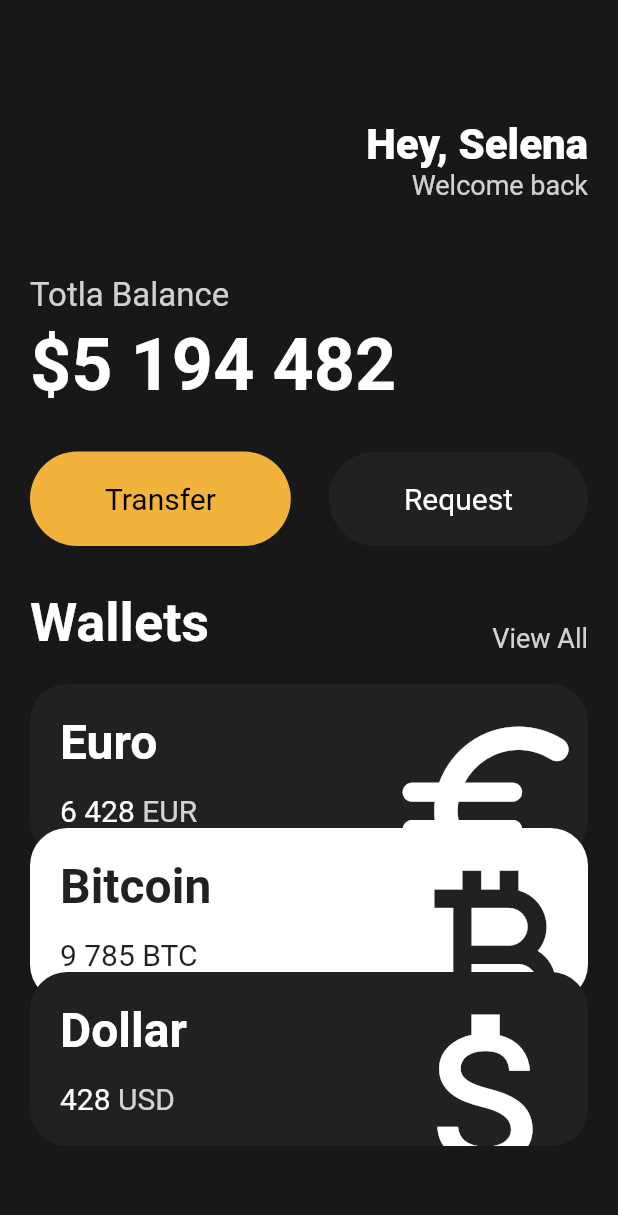
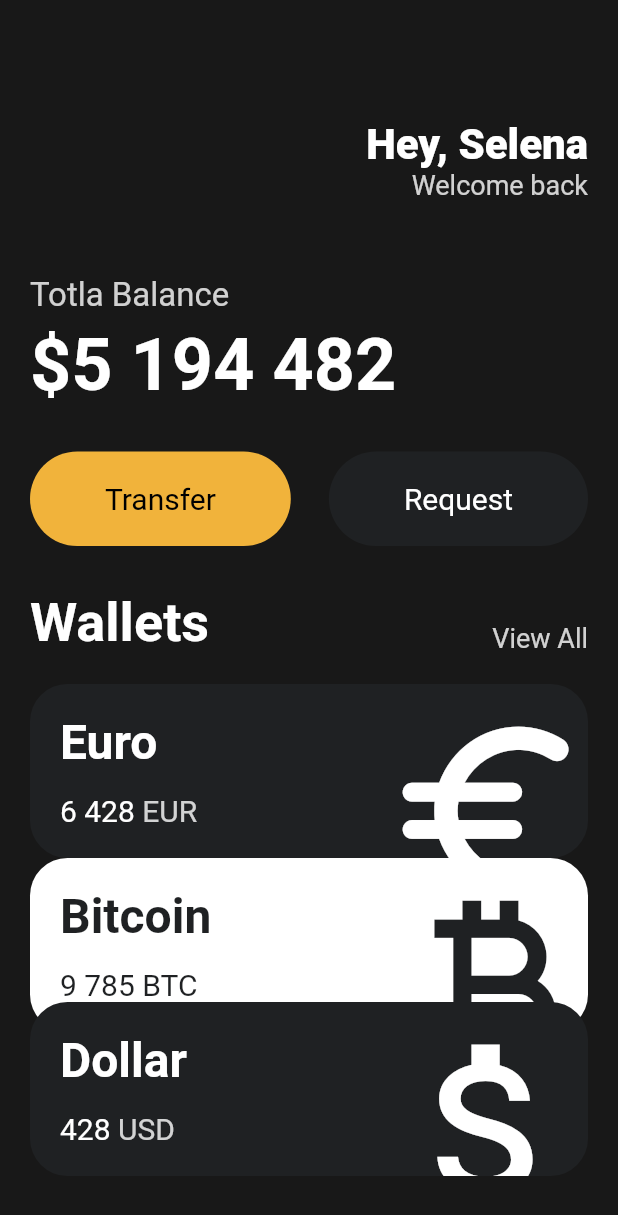
Before and after one commit to jangjo123/Flutter, a Flutter app: the screen it shows after launch, on a phone screen of 412 x 824 dp. Shown: the top 1215 px of the screen. Run offline on Flutter 3.47's test engine with Material 2 defaults, Android fonts, the phone set to English and light mode, and no system bars.

Commit message:
Code Challenge

```diff
--- a/toonflix/lib/main.dart
+++ b/toonflix/lib/main.dart
@@ -128,26 +128,23 @@ class App extends StatelessWidget {
                   amount: "6 428",
                   icon: Icons.euro_rounded,
                   isInverted: false,
+                  order: 0,
                 ),
-                Transform.translate(
-                  offset: const Offset(0, -20),
-                  child: const CurrencyCard(
+                const CurrencyCard(
                   name: "Bitcoin",
                   code: "BTC",
                   amount: "9 785",
                   icon: Icons.currency_bitcoin,
                   isInverted: true,
+                  order: 1,
                 ),
-                ),
-                Transform.translate(
-                  offset: const Offset(0, -40),
-                  child: const CurrencyCard(
+                const CurrencyCard(
                   name: "Dollar",
                   code: "USD",
                   amount: "428",
                   icon: Icons.attach_money_outlined,
                   isInverted: false,
-                  ),
+                  order: 2,
                 ),
               ],
             ),
--- a/toonflix/lib/widgets/currency_card.dart
+++ b/toonflix/lib/widgets/currency_card.dart
@@ -4,6 +4,7 @@ class CurrencyCard extends StatelessWidget {
   final String name, code, amount;
   final IconData icon;
   final bool isInverted;
+  final double order;
 
   final _blackColor = const Color(0xFF1F2123);
 
@@ -14,10 +15,14 @@ class CurrencyCard extends StatelessWidget {
     required this.amount,
     required this.icon,
     required this.isInverted,
+    required this.order,
   });
   @override
   Widget build(BuildContext context) {
-    return Container(
+    return Transform.translate(
+      offset: Offset(
+          0, order == 1 ? 0 : (order == 2 ? -20 : (order == 3 ? -40 : 0))),
+      child: Container(
         clipBehavior: Clip.hardEdge,
         decoration: BoxDecoration(
           color: isInverted ? Colors.white : _blackColor,
@@ -81,6 +86,7 @@ class CurrencyCard extends StatelessWidget {
             ],
           ),
         ),
+      ),
     );
   }
 }
```
Lines whose indentation alone changed are shown as unchanged.
